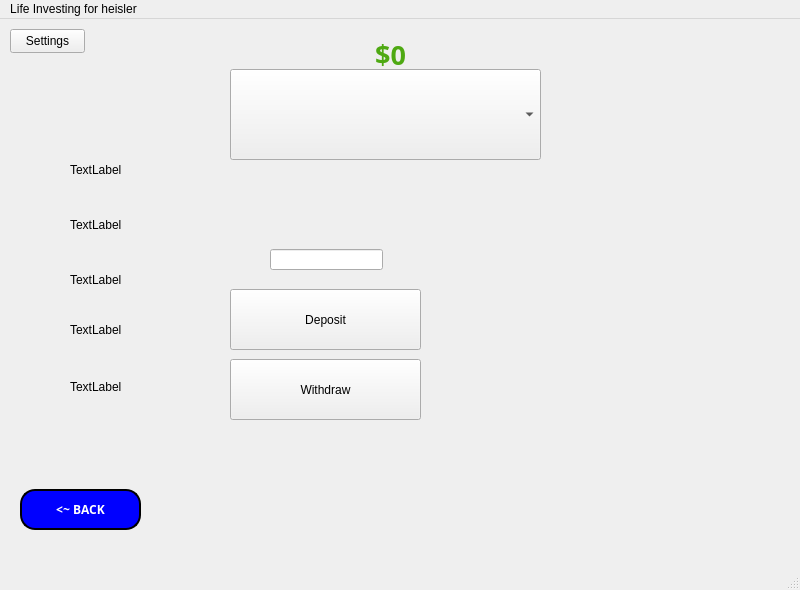
The window that mainwindow.ui (NandhiniRam2005/CS3505-Group-Assignment9-LifeInvestor) describes before a commit, drawn with Qt 5.
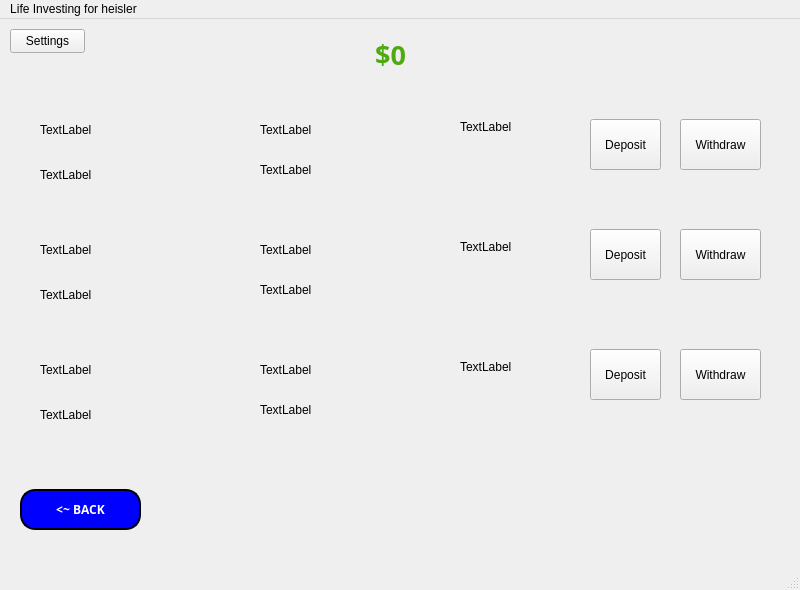
The same window after the commit. The open tabs and pages were chosen to show the change. Icons and pictures are not drawn.

Commit message: changed layout for CD

What changed in the file:
```diff
--- a/mainwindow.ui
+++ b/mainwindow.ui
@@ -1988,21 +1988,102 @@
        <string>&lt;~ BACK</string>
       </property>
      </widget>
-     <widget class="QComboBox" name="cdAccountSelector">
+     <widget class="QLabel" name="cd1BalanceLabel">
       <property name="geometry">
        <rect>
-        <x>230</x>
-        <y>50</y>
-        <width>311</width>
-        <height>91</height>
+        <x>40</x>
+        <y>90</y>
+        <width>141</width>
+        <height>41</height>
        </rect>
       </property>
+      <property name="text">
+       <string>TextLabel</string>
+      </property>
      </widget>
      <widget class="QLabel" name="cdBalanceLabel">
       <property name="geometry">
        <rect>
-        <x>70</x>
+        <x>40</x>
+        <y>140</y>
+        <width>131</width>
+        <height>31</height>
+       </rect>
+      </property>
+      <property name="text">
+       <string>TextLabel</string>
+      </property>
+     </widget>
+     <widget class="QLabel" name="cd1TermLabel">
+      <property name="geometry">
+       <rect>
+        <x>260</x>
+        <y>90</y>
+        <width>91</width>
+        <height>41</height>
+       </rect>
+      </property>
+      <property name="text">
+       <string>TextLabel</string>
+      </property>
+     </widget>
+     <widget class="QLabel" name="cd1YearsLeftLabel">
+      <property name="geometry">
+       <rect>
+        <x>260</x>
         <y>130</y>
+        <width>111</width>
+        <height>41</height>
+       </rect>
+      </property>
+      <property name="text">
+       <string>TextLabel</string>
+      </property>
+     </widget>
+     <widget class="QLabel" name="cd1MinDepositLabel">
+      <property name="geometry">
+       <rect>
+        <x>460</x>
+        <y>100</y>
+        <width>58</width>
+        <height>16</height>
+       </rect>
+      </property>
+      <property name="text">
+       <string>TextLabel</string>
+      </property>
+     </widget>
+     <widget class="QPushButton" name="cd1WithdrawButton">
+      <property name="geometry">
+       <rect>
+        <x>680</x>
+        <y>100</y>
+        <width>81</width>
+        <height>51</height>
+       </rect>
+      </property>
+      <property name="text">
+       <string>Withdraw</string>
+      </property>
+     </widget>
+     <widget class="QPushButton" name="cd1DepositButton">
+      <property name="geometry">
+       <rect>
+        <x>590</x>
+        <y>100</y>
+        <width>71</width>
+        <height>51</height>
+       </rect>
+      </property>
+      <property name="text">
+       <string>Deposit</string>
+      </property>
+     </widget>
+     <widget class="QLabel" name="cd2BalanceLabel">
+      <property name="geometry">
+       <rect>
+        <x>40</x>
+        <y>210</y>
         <width>141</width>
         <height>41</height>
        </rect>
@@ -2014,8 +2095,8 @@
      <widget class="QLabel" name="cdInterestLabel">
       <property name="geometry">
        <rect>
-        <x>70</x>
-        <y>190</y>
+        <x>40</x>
+        <y>260</y>
         <width>131</width>
         <height>31</height>
        </rect>
@@ -2027,8 +2108,8 @@
      <widget class="QLabel" name="cdTermLabel">
       <property name="geometry">
        <rect>
-        <x>70</x>
-        <y>240</y>
+        <x>260</x>
+        <y>210</y>
         <width>91</width>
         <height>41</height>
        </rect>
@@ -2040,8 +2121,8 @@
      <widget class="QLabel" name="cdYearsLeftLabel">
       <property name="geometry">
        <rect>
-        <x>70</x>
-        <y>290</y>
+        <x>260</x>
+        <y>250</y>
         <width>111</width>
         <height>41</height>
        </rect>
@@ -2053,8 +2134,8 @@
      <widget class="QLabel" name="cdMinDepositLabel">
       <property name="geometry">
        <rect>
-        <x>70</x>
-        <y>360</y>
+        <x>460</x>
+        <y>220</y>
         <width>58</width>
         <height>16</height>
        </rect>
@@ -2066,38 +2147,119 @@
      <widget class="QPushButton" name="withdrawCDButton">
       <property name="geometry">
        <rect>
-        <x>230</x>
+        <x>590</x>
+        <y>210</y>
+        <width>71</width>
+        <height>51</height>
+       </rect>
+      </property>
+      <property name="text">
+       <string>Deposit</string>
+      </property>
+     </widget>
+     <widget class="QPushButton" name="cd2WithdrawButton">
+      <property name="geometry">
+       <rect>
+        <x>680</x>
+        <y>210</y>
+        <width>81</width>
+        <height>51</height>
+       </rect>
+      </property>
+      <property name="text">
+       <string>Withdraw</string>
+      </property>
+     </widget>
+     <widget class="QLabel" name="cd3BalanceLabel">
+      <property name="geometry">
+       <rect>
+        <x>40</x>
+        <y>330</y>
+        <width>141</width>
+        <height>41</height>
+       </rect>
+      </property>
+      <property name="text">
+       <string>TextLabel</string>
+      </property>
+     </widget>
+     <widget class="QLabel" name="cd3InterestLabel">
+      <property name="geometry">
+       <rect>
+        <x>40</x>
+        <y>380</y>
+        <width>131</width>
+        <height>31</height>
+       </rect>
+      </property>
+      <property name="text">
+       <string>TextLabel</string>
+      </property>
+     </widget>
+     <widget class="QLabel" name="cd3TermLabel">
+      <property name="geometry">
+       <rect>
+        <x>260</x>
+        <y>330</y>
+        <width>91</width>
+        <height>41</height>
+       </rect>
+      </property>
+      <property name="text">
+       <string>TextLabel</string>
+      </property>
+     </widget>
+     <widget class="QLabel" name="cd3YearsLeftLabel">
+      <property name="geometry">
+       <rect>
+        <x>260</x>
+        <y>370</y>
+        <width>111</width>
+        <height>41</height>
+       </rect>
+      </property>
+      <property name="text">
+       <string>TextLabel</string>
+      </property>
+     </widget>
+     <widget class="QLabel" name="cd3MinDepositLabel">
+      <property name="geometry">
+       <rect>
+        <x>460</x>
         <y>340</y>
-        <width>191</width>
-        <height>61</height>
+        <width>58</width>
+        <height>16</height>
        </rect>
       </property>
       <property name="text">
-       <string>Withdraw</string>
+       <string>TextLabel</string>
       </property>
      </widget>
      <widget class="QPushButton" name="depositCDButton">
       <property name="geometry">
        <rect>
-        <x>230</x>
-        <y>270</y>
-        <width>191</width>
-        <height>61</height>
+        <x>590</x>
+        <y>330</y>
+        <width>71</width>
+        <height>51</height>
        </rect>
       </property>
       <property name="text">
        <string>Deposit</string>
       </property>
      </widget>
-     <widget class="QLineEdit" name="cdInputAmount">
+     <widget class="QPushButton" name="cd3WithdrawButton">
       <property name="geometry">
        <rect>
-        <x>270</x>
-        <y>230</y>
-        <width>113</width>
-        <height>21</height>
+        <x>680</x>
+        <y>330</y>
+        <width>81</width>
+        <height>51</height>
        </rect>
       </property>
+      <property name="text">
+       <string>Withdraw</string>
+      </property>
      </widget>
     </widget>
     <widget class="QWidget" name="Bank">
```
Left out of the diff: 16 changed lines with no effect on the pictures. The commit also changes 1 other file.
